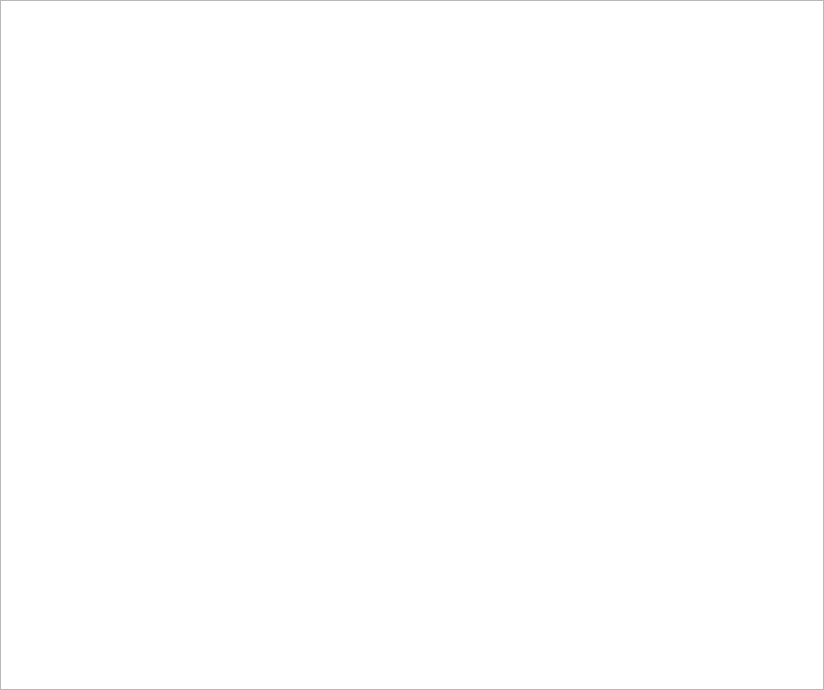
First picture: the form in Help/helpform.ui, repository towhee/Winnow64, before the edit.
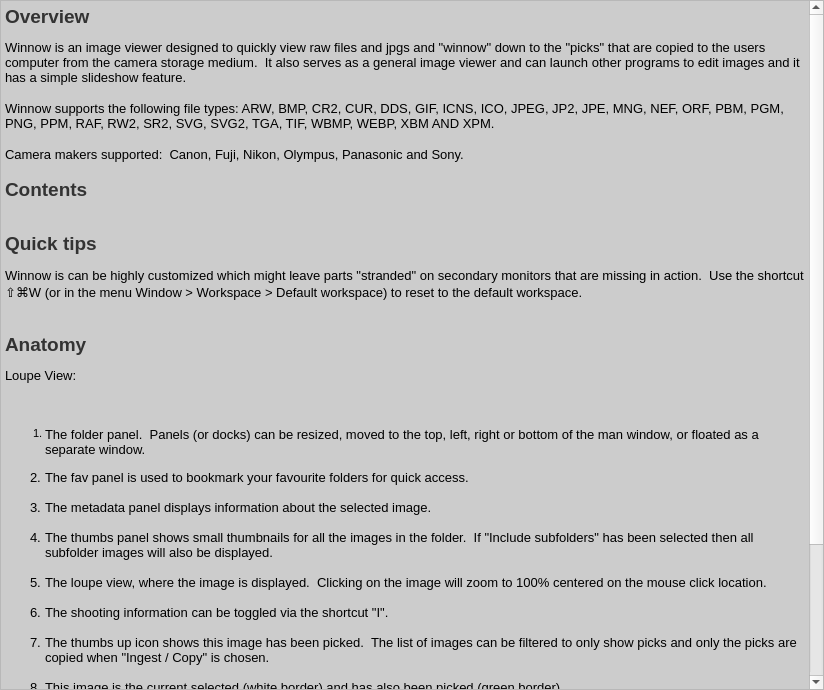
Second picture: the form after the edit. Icons and pictures are not drawn.

Diff of the .ui file:
```diff
--- a/Help/helpform.ui
+++ b/Help/helpform.ui
@@ -36,6 +36,31 @@
     <layout class="QVBoxLayout" name="verticalLayout">
      <item>
       <widget class="QTextBrowser" name="textBrowser">
+       <property name="html">
+        <string>&lt;!DOCTYPE HTML PUBLIC &quot;-//W3C//DTD HTML 4.0//EN&quot; &quot;http://www.w3.org/TR/REC-html40/strict.dtd&quot;&gt;
+&lt;html&gt;&lt;head&gt;&lt;meta name=&quot;qrichtext&quot; content=&quot;1&quot; /&gt;&lt;title&gt;Winnow help&lt;/title&gt;&lt;style type=&quot;text/css&quot;&gt;
+p, li { white-space: pre-wrap; }
+&lt;/style&gt;&lt;/head&gt;&lt;body style=&quot; font-family:'MS Shell Dlg 2'; font-size:14px; font-weight:400; font-style:normal;&quot; bgcolor=&quot;#cccccc&quot;&gt;
+&lt;p style=&quot; margin-top:16px; margin-bottom:12px; margin-left:0px; margin-right:0px; -qt-block-indent:0; text-indent:0px;&quot;&gt;&lt;span style=&quot; font-size:14pt; font-weight:600; color:#333333;&quot;&gt;Overview&lt;/span&gt;&lt;/p&gt;
+&lt;p style=&quot; margin-top:0px; margin-bottom:0px; margin-left:0px; margin-right:0px; -qt-block-indent:0; text-indent:0px;&quot;&gt;&lt;span style=&quot; font-size:10pt;&quot;&gt;Winnow is an image viewer designed to quickly view raw files and jpgs and &amp;quot;winnow&amp;quot; down to the &amp;quot;picks&amp;quot; that are copied to the users computer from the camera storage medium.  It also serves as a general image viewer and can launch other programs to edit images and it has a simple slideshow feature.&lt;br /&gt;&lt;br /&gt;Winnow supports the following file types: ARW, BMP, CR2, CUR, DDS, GIF, ICNS, ICO, JPEG, JP2, JPE, MNG, NEF, ORF, PBM, PGM, PNG, PPM, RAF, RW2, SR2, SVG, SVG2, TGA, TIF, WBMP, WEBP, XBM AND XPM. &lt;br /&gt;&lt;br /&gt;Camera makers supported:  Canon, Fuji, Nikon, Olympus, Panasonic and Sony.&lt;/span&gt;&lt;/p&gt;
+&lt;p style=&quot; margin-top:16px; margin-bottom:12px; margin-left:0px; margin-right:0px; -qt-block-indent:0; text-indent:0px;&quot;&gt;&lt;span style=&quot; font-size:14pt; font-weight:600; color:#333333;&quot;&gt;Contents&lt;/span&gt;&lt;span style=&quot; font-size:14pt;&quot;&gt; &lt;/span&gt;&lt;span style=&quot; font-size:8pt;&quot;&gt;&lt;br /&gt;&lt;/span&gt;&lt;/p&gt;
+&lt;p style=&quot; margin-top:16px; margin-bottom:12px; margin-left:0px; margin-right:0px; -qt-block-indent:0; text-indent:0px;&quot;&gt;&lt;span style=&quot; font-size:14pt; font-weight:600; color:#333333;&quot;&gt;Quick tips&lt;/span&gt;&lt;/p&gt;
+&lt;p style=&quot; margin-top:0px; margin-bottom:0px; margin-left:0px; margin-right:0px; -qt-block-indent:0; text-indent:0px;&quot;&gt;&lt;span style=&quot; font-size:10pt;&quot;&gt;Winnow is can be highly customized which might leave parts &amp;quot;stranded&amp;quot; on secondary monitors that are missing in action.  Use the shortcut ⇧⌘W (or in the menu Window &amp;gt; Workspace &amp;gt; Default workspace) to reset to the default workspace.&lt;br /&gt;&lt;/span&gt;&lt;/p&gt;
+&lt;p style=&quot; margin-top:16px; margin-bottom:12px; margin-left:0px; margin-right:0px; -qt-block-indent:0; text-indent:0px;&quot;&gt;&lt;span style=&quot; font-size:14pt; font-weight:600; color:#333333;&quot;&gt;Anatomy&lt;/span&gt;&lt;/p&gt;
+&lt;p style=&quot; margin-top:0px; margin-bottom:0px; margin-left:0px; margin-right:0px; -qt-block-indent:0; text-indent:0px;&quot;&gt;&lt;span style=&quot; font-size:10pt;&quot;&gt;Loupe View:&lt;/span&gt;&lt;span style=&quot; font-size:8pt;&quot;&gt;&lt;br /&gt;&lt;/span&gt;&lt;img src=&quot;../images/Winnow%20Loupe%20View.png&quot; width=&quot;800&quot; height=&quot;549&quot; /&gt;&lt;span style=&quot; font-size:8pt;&quot;&gt;&lt;br /&gt;&lt;/span&gt;&lt;/p&gt;
+&lt;ol style=&quot;margin-top: 0px; margin-bottom: 0px; margin-left: 0px; margin-right: 0px; -qt-list-indent: 1;&quot;&gt;&lt;li style=&quot; font-size:8pt;&quot; style=&quot; margin-top:12px; margin-bottom:0px; margin-left:0px; margin-right:0px; -qt-block-indent:0; text-indent:0px;&quot;&gt;&lt;span style=&quot; font-size:10pt;&quot;&gt;The folder panel.  Panels (or docks) can be resized, moved to the top, left, right or bottom of the man window, or floated as a separate window.&lt;br /&gt;&lt;/span&gt;&lt;/li&gt;
+&lt;li style=&quot; font-size:10pt;&quot; style=&quot; margin-top:0px; margin-bottom:0px; margin-left:0px; margin-right:0px; -qt-block-indent:0; text-indent:0px;&quot;&gt;&lt;span style=&quot; font-size:14px;&quot;&gt;The fav panel is used to bookmark your favourite folders for quick access.&lt;br /&gt;&lt;/span&gt;&lt;/li&gt;
+&lt;li style=&quot; font-size:10pt;&quot; style=&quot; margin-top:0px; margin-bottom:0px; margin-left:0px; margin-right:0px; -qt-block-indent:0; text-indent:0px;&quot;&gt;&lt;span style=&quot; font-size:14px;&quot;&gt;The metadata panel displays information about the selected image.&lt;br /&gt;&lt;/span&gt;&lt;/li&gt;
+&lt;li style=&quot; font-size:10pt;&quot; style=&quot; margin-top:0px; margin-bottom:0px; margin-left:0px; margin-right:0px; -qt-block-indent:0; text-indent:0px;&quot;&gt;&lt;span style=&quot; font-size:14px;&quot;&gt;The thumbs panel shows small thumbnails for all the images in the folder.  If &amp;quot;Include subfolders&amp;quot; has been selected then all subfolder images will also be displayed.&lt;br /&gt;&lt;/span&gt;&lt;/li&gt;
+&lt;li style=&quot; font-size:10pt;&quot; style=&quot; margin-top:0px; margin-bottom:0px; margin-left:0px; margin-right:0px; -qt-block-indent:0; text-indent:0px;&quot;&gt;&lt;span style=&quot; font-size:14px;&quot;&gt;The loupe view, where the image is displayed.  Clicking on the image will zoom to 100% centered on the mouse click location.&lt;br /&gt;&lt;/span&gt;&lt;/li&gt;
+&lt;li style=&quot; font-size:10pt;&quot; style=&quot; margin-top:0px; margin-bottom:0px; margin-left:0px; margin-right:0px; -qt-block-indent:0; text-indent:0px;&quot;&gt;&lt;span style=&quot; font-size:14px;&quot;&gt;The shooting information can be toggled via the shortcut &amp;quot;I&amp;quot;.&lt;br /&gt;&lt;/span&gt;&lt;/li&gt;
+&lt;li style=&quot; font-size:10pt;&quot; style=&quot; margin-top:0px; margin-bottom:0px; margin-left:0px; margin-right:0px; -qt-block-indent:0; text-indent:0px;&quot;&gt;&lt;span style=&quot; font-size:14px;&quot;&gt;The thumbs up icon shows this image has been picked.  The list of images can be filtered to only show picks and only the picks are copied when &amp;quot;Ingest / Copy&amp;quot; is chosen.&lt;br /&gt;&lt;/span&gt;&lt;/li&gt;
+&lt;li style=&quot; font-size:10pt;&quot; style=&quot; margin-top:0px; margin-bottom:0px; margin-left:0px; margin-right:0px; -qt-block-indent:0; text-indent:0px;&quot;&gt;&lt;span style=&quot; font-size:14px;&quot;&gt;This image is the current selected (white border) and has also been picked (green border).&lt;br /&gt;&lt;/span&gt;&lt;/li&gt;
+&lt;li style=&quot; font-size:10pt;&quot; style=&quot; margin-top:0px; margin-bottom:0px; margin-left:0px; margin-right:0px; -qt-block-indent:0; text-indent:0px;&quot;&gt;&lt;span style=&quot; font-size:14px;&quot;&gt;This is the image cache status display.  The entire bar represents all the images in the thumb list.  The green part shows the images that have been cached and the tiny red bar shows where the current selection is situated.  Cached images display much faster.&lt;br /&gt;&lt;/span&gt;&lt;/li&gt;
+&lt;li style=&quot; font-size:10pt;&quot; style=&quot; margin-top:0px; margin-bottom:12px; margin-left:0px; margin-right:0px; -qt-block-indent:0; text-indent:0px;&quot;&gt;&lt;span style=&quot; font-size:14px;&quot;&gt;The cache status buttons (metadata, thumbs and full size images respectively) turn green when caching is active.   &lt;/span&gt;&lt;/li&gt;&lt;/ol&gt;
+&lt;p style=&quot; margin-top:12px; margin-bottom:12px; margin-left:0px; margin-right:0px; -qt-block-indent:0; text-indent:0px;&quot;&gt;&lt;span style=&quot; font-size:10pt;&quot;&gt;Grid View:    &lt;/span&gt;&lt;span style=&quot; font-size:8pt;&quot;&gt;&lt;br /&gt;&lt;/span&gt;&lt;img src=&quot;../images/Winnow%20Grid%20View.png&quot; width=&quot;800&quot; height=&quot;549&quot; /&gt;&lt;span style=&quot; font-size:8pt;&quot;&gt;&lt;br /&gt;&lt;/span&gt;&lt;/p&gt;
+&lt;p style=&quot;-qt-paragraph-type:empty; margin-top:0px; margin-bottom:0px; margin-left:0px; margin-right:0px; -qt-block-indent:0; text-indent:0px; font-size:8pt;&quot;&gt;&lt;br /&gt;&lt;/p&gt;&lt;/body&gt;&lt;/html&gt;</string>
+       </property>
        <property name="source">
         <url>
          <string>qrc:/Docs/Winnow help.html</string>
```
